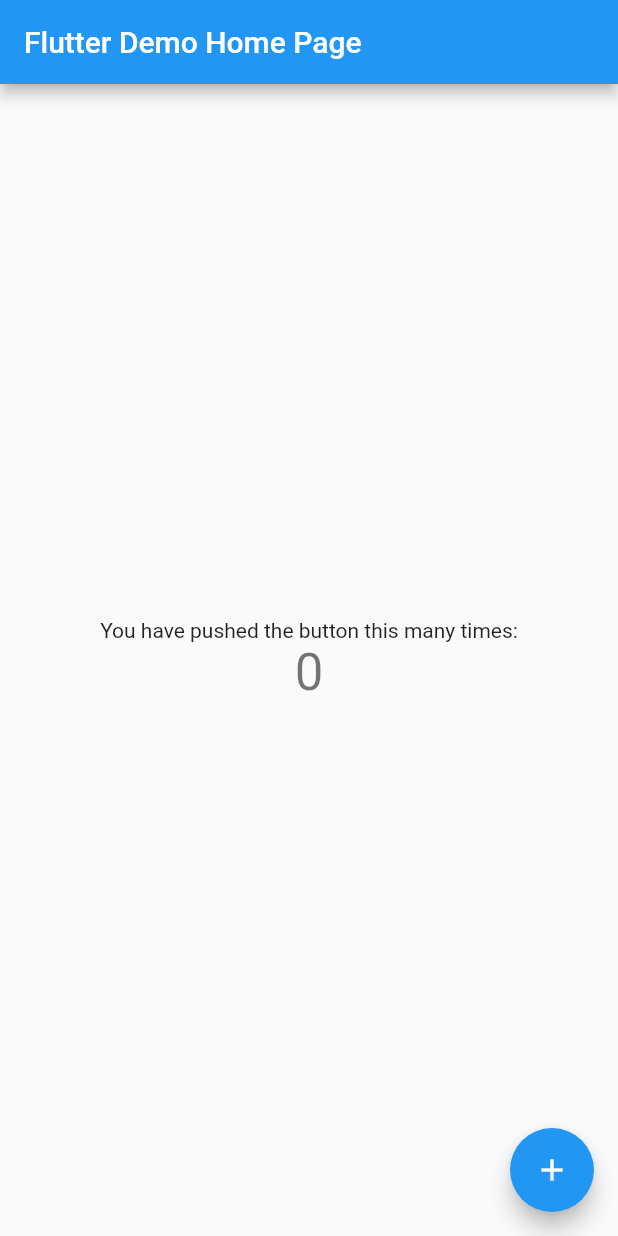
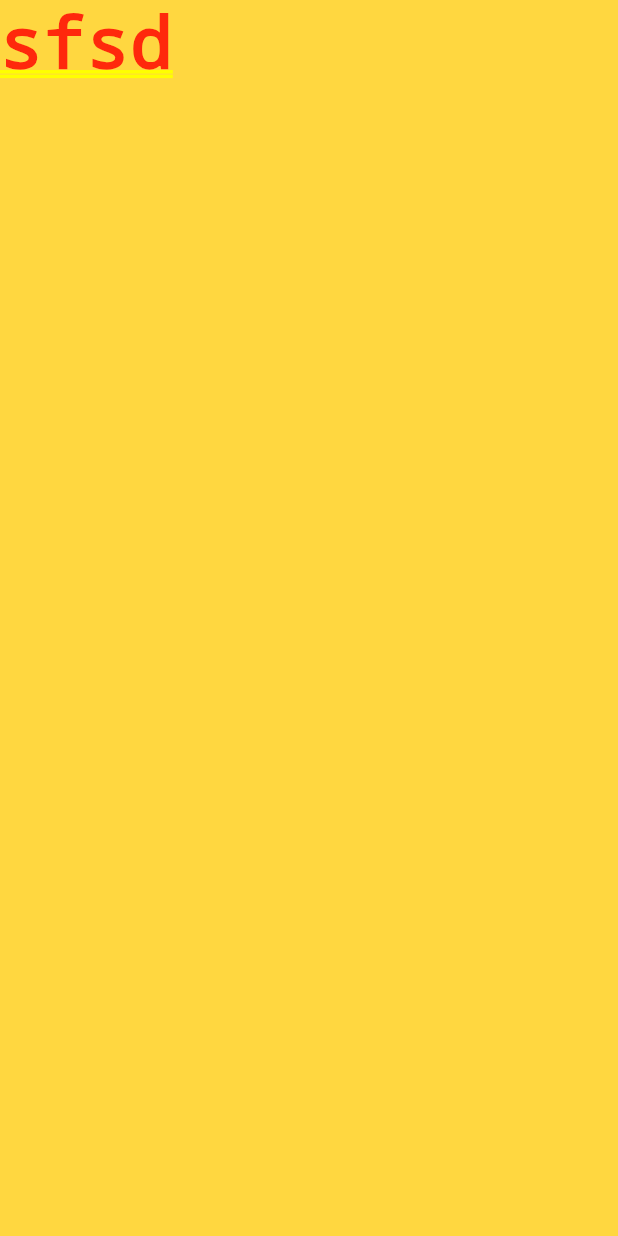
Before and after one commit to Alex6214/intranet_America, a Flutter app: the screen it shows after launch, on a phone screen of 412 x 824 dp. Run offline on Flutter 3.47's test engine with Material 2 defaults, Android fonts, the phone set to English and light mode, and no system bars.

Commit message:
Cambio de splash con pagina principal

```diff
--- a/lib/main.dart
+++ b/lib/main.dart
@@ -1,113 +1,14 @@
 import 'package:flutter/material.dart';
+import 'package:intranet_americagit/pages/splash/splashscreen.dart';
 
-void main() {
-  runApp(MyApp());
-}
+void main() => runApp(MyApp());
 
 class MyApp extends StatelessWidget {
-  // This widget is the root of your application.
   @override
   Widget build(BuildContext context) {
     return MaterialApp(
-      title: 'Flutter Demo',
-      theme: ThemeData(
-        // This is the theme of your application.
-        //
-        // Try running your application with "flutter run". You'll see the
-        // application has a blue toolbar. Then, without quitting the app, try
-        // changing the primarySwatch below to Colors.green and then invoke
-        // "hot reload" (press "r" in the console where you ran "flutter run",
-        // or simply save your changes to "hot reload" in a Flutter IDE).
-        // Notice that the counter didn't reset back to zero; the application
-        // is not restarted.
-        primarySwatch: Colors.blue,
-      ),
-      home: MyHomePage(title: 'Flutter Demo Home Page'),
+      title: 'Material App',
+      home: SplashAmerica(),
     );
   }
 }
-
-class MyHomePage extends StatefulWidget {
-  MyHomePage({Key? key, required this.title}) : super(key: key);
-
-  // This widget is the home page of your application. It is stateful, meaning
-  // that it has a State object (defined below) that contains fields that affect
-  // how it looks.
-
-  // This class is the configuration for the state. It holds the values (in this
-  // case the title) provided by the parent (in this case the App widget) and
-  // used by the build method of the State. Fields in a Widget subclass are
-  // always marked "final".
-
-  final String title;
-
-  @override
-  _MyHomePageState createState() => _MyHomePageState();
-}
-
-class _MyHomePageState extends State<MyHomePage> {
-  int _counter = 0;
-
-  void _incrementCounter() {
-    setState(() {
-      // This call to setState tells the Flutter framework that something has
-      // changed in this State, which causes it to rerun the build method below
-      // so that the display can reflect the updated values. If we changed
-      // _counter without calling setState(), then the build method would not be
-      // called again, and so nothing would appear to happen.
-      _counter++;
-    });
-  }
-
-  @override
-  Widget build(BuildContext context) {
-    // This method is rerun every time setState is called, for instance as done
-    // by the _incrementCounter method above.
-    //
-    // The Flutter framework has been optimized to make rerunning build methods
-    // fast, so that you can just rebuild anything that needs updating rather
-    // than having to individually change instances of widgets.
-    return Scaffold(
-      appBar: AppBar(
-        // Here we take the value from the MyHomePage object that was created by
-        // the App.build method, and use it to set our appbar title.
-        title: Text(widget.title),
-      ),
-      body: Center(
-        // Center is a layout widget. It takes a single child and positions it
-        // in the middle of the parent.
-        child: Column(
-          // Column is also a layout widget. It takes a list of children and
-          // arranges them vertically. By default, it sizes itself to fit its
-          // children horizontally, and tries to be as tall as its parent.
-          //
-          // Invoke "debug painting" (press "p" in the console, choose the
-          // "Toggle Debug Paint" action from the Flutter Inspector in Android
-          // Studio, or the "Toggle Debug Paint" command in Visual Studio Code)
-          // to see the wireframe for each widget.
-          //
-          // Column has various properties to control how it sizes itself and
-          // how it positions its children. Here we use mainAxisAlignment to
-          // center the children vertically; the main axis here is the vertical
-          // axis because Columns are vertical (the cross axis would be
-          // horizontal).
-          mainAxisAlignment: MainAxisAlignment.center,
-          children: <Widget>[
-            Text(
-              'You have pushed the button this many times:',
-            ),
-            Text(
-              '$_counter',
-              style: Theme.of(context).textTheme.headline4,
-            ),
-          ],
-        ),
-      ),
-      floatingActionButton: FloatingActionButton(
-        onPressed: _incrementCounter,
-        tooltip: 'Increment',
-        child: Icon(Icons.add),
-      ), // This trailing comma makes auto-formatting nicer for build methods.
-    );
-  }
-}
--- /dev/null
+++ b/lib/pages/principal/principal_page.dart
@@ -0,0 +1,20 @@
+import 'dart:async';
+
+import 'package:flutter/material.dart';
+
+class PrincipalPageAmerica extends StatefulWidget {
+  const PrincipalPageAmerica({Key? key}) : super(key: key);
+
+  @override
+  _PrincipalPageAmericaState createState() => _PrincipalPageAmericaState();
+}
+
+class _PrincipalPageAmericaState extends State<PrincipalPageAmerica> {
+  @override
+  Widget build(BuildContext context) {
+    return Container(
+      color: Colors.amberAccent,
+      child: Text('sfsd'),
+    );
+  }
+}
--- a/pubspec.yaml
+++ b/pubspec.yaml
@@ -44,6 +44,11 @@
   # the material Icons class.
   uses-material-design: true
 
+
+  assets:
+      - assets/image/
+      - assets/icon/
+
   # To add assets to your application, add an assets section, like this:
   # assets:
   #   - images/a_dot_burr.jpeg
```
Also changed, not shown: lib/pages/splash/splashscreen.dart (added, +38 -0 lines), assets/image/Logo.JPG (added).
